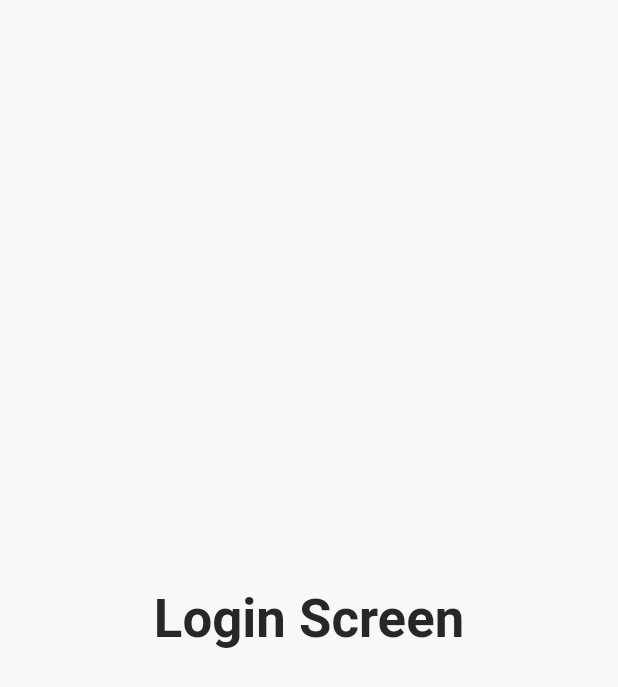
After one commit to fazilkilicf/onfocus, a Flutter app: the LoginScreen screen opened by its route, on a phone screen of 412 x 824 dp. The commit adds this screen. Shown: the top 687 px of the screen. Run offline on Flutter 3.47's test engine with Material 3 defaults, Android fonts, the phone set to English and light mode, and no system bars; our stand-ins replace appwrite, flutter_riverpod, flutter_screenutil, go_router, shared_preferences; accounts and stored records are empty; generated files the repository leaves out were written again.

Commit message:
project folder architectural arrangements were made.

```diff
--- a/lib/config/routers/routes.dart
+++ b/lib/config/routers/routes.dart
@@ -1,8 +1,6 @@
 import 'package:go_router/go_router.dart';
-import 'package:onfocus/features/counter/onfocus_screen.dart';
-import 'package:onfocus/features/splash/splash_screen.dart';
-import 'routes_location.dart';
-import 'routes_provider.dart';
+import '../../features/features.dart';
+import '../config.dart';
 
 final routes = [
   GoRoute(
@@ -17,4 +15,10 @@ final routes = [
     // Todo: Edit here
     builder: (context, state) => const OnFocusScreen(),
   ),
+  GoRoute(
+    path: RouteLocation.login,
+    parentNavigatorKey: navigationKey,
+    // Todo: Edit here
+    builder: (context, state) => const LoginScreen(),
+  ),
 ];
--- a/lib/config/routers/routes_location.dart
+++ b/lib/config/routers/routes_location.dart
@@ -3,4 +3,5 @@ class RouteLocation {
   //routeLocation
   static String get splash => '/splash';
   static String get onFocus => '/onfocus';
+  static String get login => '/login';
 }
--- /dev/null
+++ b/lib/features/auth/auth.dart
@@ -0,0 +1 @@
+export 'views/login_screen.dart';
--- /dev/null
+++ b/lib/features/auth/views/login_screen.dart
@@ -0,0 +1,16 @@
+import 'package:flutter/material.dart';
+
+class LoginScreen extends StatelessWidget {
+  const LoginScreen({super.key});
+
+  @override
+  Widget build(BuildContext context) {
+    return Scaffold(
+      body: SafeArea(
+          child: Center(
+        child: Text('Login Screen',
+            style: Theme.of(context).textTheme.displayLarge),
+      )),
+    );
+  }
+}
--- /dev/null
+++ b/lib/features/counter/counter.dart
@@ -0,0 +1 @@
+export 'views/onfocus_screen.dart';
--- /dev/null
+++ b/lib/features/features.dart
@@ -0,0 +1,3 @@
+export 'auth/auth.dart';
+export 'counter/counter.dart';
+export 'splash/splash.dart';
--- /dev/null
+++ b/lib/features/splash/splash.dart
@@ -0,0 +1 @@
+export 'views/splash_screen.dart';
```
Also changed, not shown: lib/features/counter/views/onfocus_screen.dart (renamed from lib/features/counter/onfocus_screen.dart), lib/features/splash/views/splash_screen.dart (renamed from lib/features/splash/splash_screen.dart), 1 other file.
